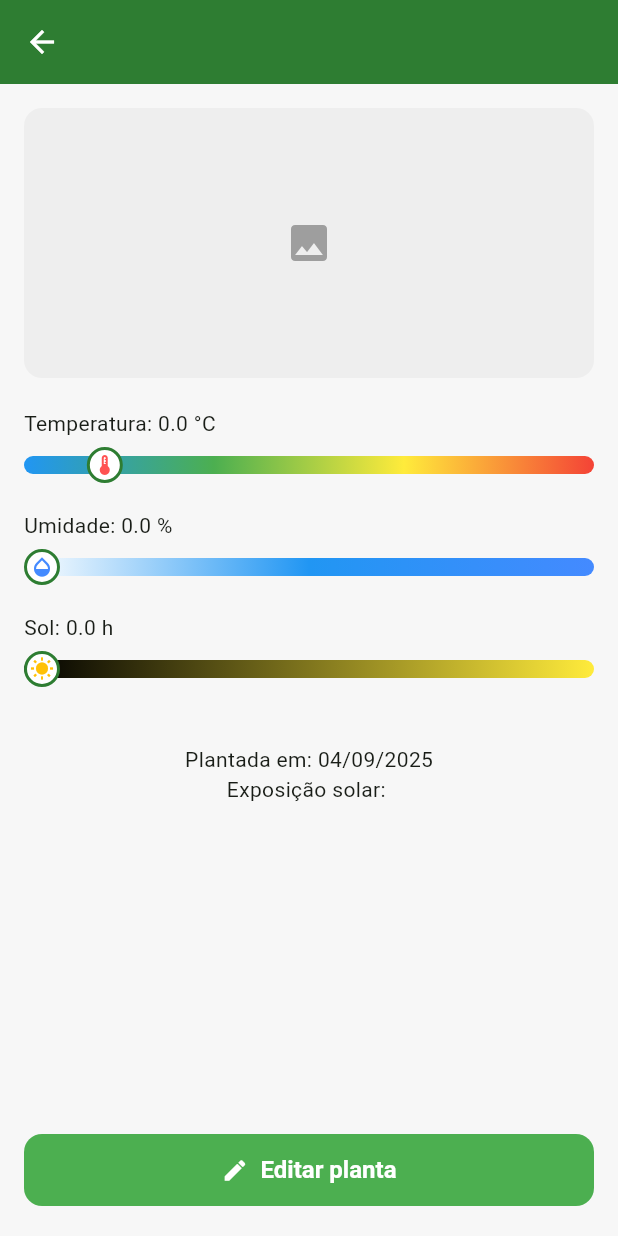
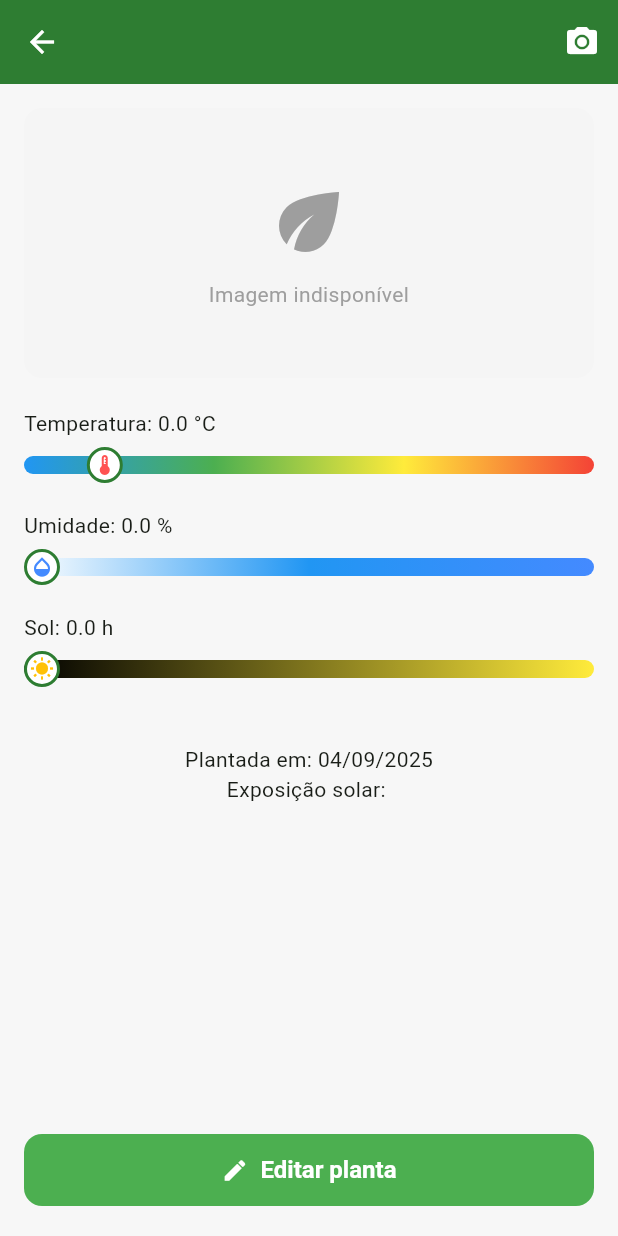
Before and after one commit to reds1gn4l/DSI-Grupo1, a Flutter app: the PlantDetailPage screen opened directly with empty values, on a phone screen of 412 x 824 dp. Run offline on Flutter 3.47's test engine with Material 3 defaults, Android fonts, the phone set to English and light mode, and no system bars; our stand-ins replace cloud_firestore, firebase_core, flutter_map, geocoding, image_picker, latlong2 and 1 more; accounts and stored records are empty.

Commit message:
Duncionalidade de permitir ao usuário incluir as suas próprias fotos no app das plantas que cadastrou, armazenamento local no dispositivo; Placeholder atualizado para a foto da folha cinza;

```diff
--- a/smartgreen/lib/screens/plant_detail_page.dart
+++ b/smartgreen/lib/screens/plant_detail_page.dart
@@ -1,8 +1,11 @@
+import 'dart:io';
 import 'package:flutter/material.dart';
 import 'package:intl/intl.dart';
+import 'package:image_picker/image_picker.dart';
 
 import '../models/plant.dart';
 import '../services/plant_service.dart';
+import '../services/user_photo_service.dart';
 import '../widgets/custom_button.dart';
 import 'plant_form_page.dart';
 
@@ -18,6 +21,8 @@ class PlantDetailPage extends StatefulWidget {
 class _PlantDetailPageState extends State<PlantDetailPage> {
   final PlantService _service = PlantService();
   Plant? _plant;
+  String? _localPhotoPath;
+  final _photoService = UserPhotoService();
 
   @override
   void initState() {
@@ -29,7 +34,12 @@ class _PlantDetailPageState extends State<PlantDetailPage> {
     try {
       final plant = await _service.fetchPlantById(widget.plantId);
       if (!mounted) return;
-      setState(() => _plant = plant);
+      final localPath = await _photoService.getPhotoPath(widget.plantId);
+      if (!mounted) return;
+      setState(() {
+        _plant = plant;
+        _localPhotoPath = localPath;
+      });
     } catch (e) {
       if (!mounted) return;
       ScaffoldMessenger.of(context).showSnackBar(
@@ -47,7 +57,16 @@ class _PlantDetailPageState extends State<PlantDetailPage> {
     }
 
     return Scaffold(
-      appBar: AppBar(title: Text(plant.name)),
+      appBar: AppBar(
+        title: Text(plant.name),
+        actions: [
+          IconButton(
+            tooltip: 'Tirar foto',
+            icon: const Icon(Icons.camera_alt),
+            onPressed: _onTakePhoto,
+          ),
+        ],
+      ),
       body: Padding(
         padding: const EdgeInsets.all(16.0),
         child: Column(
@@ -189,6 +208,19 @@ class _PlantDetailPageState extends State<PlantDetailPage> {
   Widget _buildTopImage() {
     final url = _plant?.imageURL;
     const double height = 180;
+    if (_localPhotoPath != null && _localPhotoPath!.isNotEmpty && File(_localPhotoPath!).existsSync()) {
+      return ClipRRect(
+        borderRadius: BorderRadius.circular(12),
+        child: Image.file(
+          File(_localPhotoPath!),
+          height: height,
+          width: double.infinity,
+          fit: BoxFit.cover,
+          alignment: Alignment.center,
+          errorBuilder: (_, __, ___) => _imagePlaceholder(height: height),
+        ),
+      );
+    }
     if (url != null && url.isNotEmpty) {
       return ClipRRect(
         borderRadius: BorderRadius.circular(12),
@@ -197,9 +229,9 @@ class _PlantDetailPageState extends State<PlantDetailPage> {
           height: height,
           width: double.infinity,
           fit: BoxFit.cover,
+          alignment: Alignment.center,
+          // Mostra nosso placeholder apenas em erro; no carregamento inicial deixa em branco
           errorBuilder: (_, __, ___) => _imagePlaceholder(height: height),
-          loadingBuilder: (context, child, progress) =>
-              progress == null ? child : _imagePlaceholder(height: height, isLoading: true),
         ),
       );
     }
@@ -211,17 +243,52 @@ class _PlantDetailPageState extends State<PlantDetailPage> {
       height: height,
       width: double.infinity,
       decoration: BoxDecoration(
-        color: Colors.grey.shade200,
+        color: Colors.grey.shade100,
         borderRadius: BorderRadius.circular(12),
       ),
       alignment: Alignment.center,
       child: isLoading
           ? const SizedBox(
-              height: 20,
-              width: 20,
+              height: 22,
+              width: 22,
               child: CircularProgressIndicator(strokeWidth: 2),
             )
-          : const Icon(Icons.image, color: Colors.grey, size: 32),
+          : Column(
+              mainAxisSize: MainAxisSize.min,
+              children: [
+                const Icon(Icons.eco, size: 60, color: Colors.grey),
+                const SizedBox(height: 8),
+                const Text(
+                  'Imagem indisponível',
+                  style: TextStyle(color: Colors.grey, fontSize: 14),
+                  textAlign: TextAlign.center,
+                ),
+              ],
+            ),
     );
   }
 }
+
+extension on BuildContext {
+  void showSnack(String msg) {
+    ScaffoldMessenger.of(this).showSnackBar(SnackBar(content: Text(msg)));
+  }
+}
+
+extension _PickSave on _PlantDetailPageState {
+  Future<void> _onTakePhoto() async {
+    try {
+      final ImagePicker picker = ImagePicker();
+      final XFile? image = await picker.pickImage(source: ImageSource.camera, maxWidth: 2048, imageQuality: 85);
+      if (image == null) return; // user canceled
+      final savedPath = await _photoService.savePhotoForPlant(widget.plantId, File(image.path));
+      if (!mounted) return;
+      setState(() => _localPhotoPath = savedPath);
+      if (!mounted) return;
+      context.showSnack('Foto salva para esta planta.');
+    } catch (e) {
+      if (!mounted) return;
+      context.showSnack('Falha ao salvar foto: $e');
+    }
+  }
+}
--- a/smartgreen/lib/screens/plant_list_page.dart
+++ b/smartgreen/lib/screens/plant_list_page.dart
@@ -103,13 +103,14 @@ class PlantListPageState extends State<PlantListPage> {
                     );
                     setState(() {});
                   },
-                  onOpen: () {
-                    Navigator.of(context).push(
+                  onOpen: () async {
+                    await Navigator.of(context).push(
                       MaterialPageRoute(
                         builder:
                             (_) => PlantDetailPage(plantId: filtered[index].id),
                       ),
                     );
+                    if (mounted) setState(() {});
                   },
                 ),
           );
--- a/smartgreen/pubspec.yaml
+++ b/smartgreen/pubspec.yaml
@@ -38,6 +38,10 @@ dependencies:
   geocoding: ^2.2.0
   url_launcher: ^6.2.6
   firebase_auth: ^4.17.5
+  image_picker: ^1.1.2
+  path_provider: ^2.1.5
+  shared_preferences: ^2.3.2
+  image: ^4.2.0
 
 
 
```
Also changed, not shown: smartgreen/lib/services/user_photo_service.dart (added, +110 -0 lines), smartgreen/lib/widgets/plant_card_widget.dart (+37 -4 lines), smartgreen/pubspec.lock, 7 other files.
